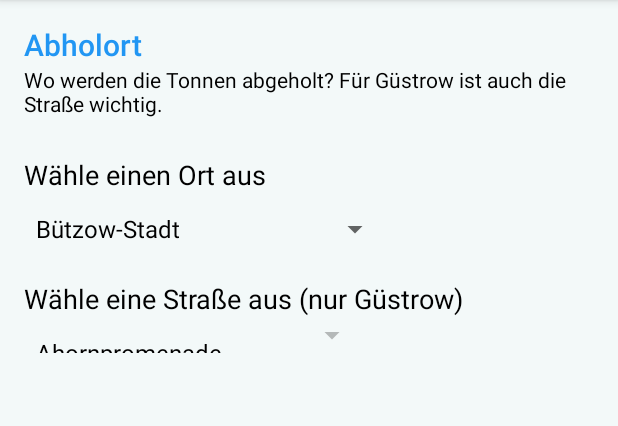
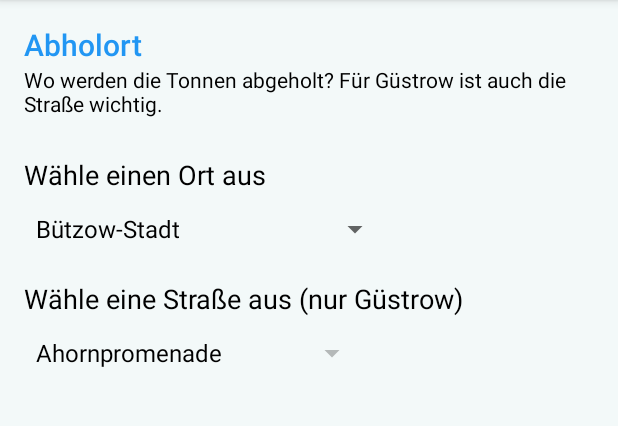
Before and after one commit to fbeuster/AbfallLRO, an Android app: the screen it shows after launch (IntroActivity), on a phone screen of 412 x 824 dp, the part 84-510 px from its top. Run offline under Robolectric (Android 15) with nearby library versions, the phone set to English and light mode, and no system bars.

Commit message:
fix cut off spinner in intro location layout

```diff
--- a/app/src/main/res/layout/intro_page_setup_location.xml
+++ b/app/src/main/res/layout/intro_page_setup_location.xml
@@ -4,53 +4,54 @@
 
     <LinearLayout
         android:layout_width="match_parent"
-        android:layout_height="match_parent"
+        android:layout_height="wrap_content"
         android:orientation="vertical"
+        android:paddingBottom="@dimen/activity_vertical_margin"
         android:paddingLeft="@dimen/activity_horizontal_margin"
-        android:paddingTop="@dimen/activity_vertical_margin"
-        android:paddingRight="@dimen/activity_horizontal_margin">
+        android:paddingRight="@dimen/activity_horizontal_margin"
+        android:paddingTop="@dimen/activity_vertical_margin">
 
         <TextView
+            android:id="@+id/pickupLocationTitle"
             android:layout_width="wrap_content"
             android:layout_height="wrap_content"
+            android:text="@string/intro_setup_location_title"
             android:textAppearance="@style/TextAppearance.AppCompat.Title"
-            android:text="@string/intro_setup_location_title"
-            android:id="@+id/pickupLocationTitle"
             android:textColor="@color/setupPrimary" />
 
         <TextView
+            android:id="@+id/pickupLocationDesc"
             android:layout_width="wrap_content"
             android:layout_height="wrap_content"
-            android:textAppearance="?android:attr/textAppearanceSmall"
             android:text="@string/intro_setup_location_desc"
-            android:id="@+id/pickupLocationDesc" />
+            android:textAppearance="?android:attr/textAppearanceSmall" />
 
         <TextView
+            android:id="@+id/locationTitle"
             android:layout_width="wrap_content"
             android:layout_height="wrap_content"
-            android:textAppearance="?android:attr/textAppearanceMedium"
+            android:layout_marginTop="25dp"
             android:text="@string/intro_setup_location_label_town"
-            android:id="@+id/locationTitle"
-            android:layout_marginTop="25dp" />
+            android:textAppearance="?android:attr/textAppearanceMedium" />
 
         <Spinner
+            android:id="@+id/locationDropdown"
             android:layout_width="wrap_content"
             android:layout_height="wrap_content"
-            android:id="@+id/locationDropdown"
             android:spinnerMode="dialog" />
 
         <TextView
+            android:id="@+id/locationStreetTitle"
             android:layout_width="wrap_content"
             android:layout_height="wrap_content"
-            android:textAppearance="?android:attr/textAppearanceMedium"
+            android:layout_marginTop="10dp"
             android:text="@string/intro_setup_location_label_street"
-            android:id="@+id/locationStreetTitle"
-            android:layout_marginTop="10dp" />
+            android:textAppearance="?android:attr/textAppearanceMedium" />
 
         <Spinner
+            android:id="@+id/locationStreetDropdown"
             android:layout_width="wrap_content"
             android:layout_height="wrap_content"
-            android:id="@+id/locationStreetDropdown"
             android:spinnerMode="dialog" />
 
     </LinearLayout>
--- a/app/src/main/res/values/strings.xml
+++ b/app/src/main/res/values/strings.xml
@@ -1510,5 +1510,5 @@
         <item>Zur Kanalbrücke</item>
         <item>Zur Molchkuhle</item>
     </string-array>
-    <string name="pref_location_street_default">Admannshagen</string>
+    <string name="pref_location_street_default">Ahornpromenade</string>
 </resources>
```
